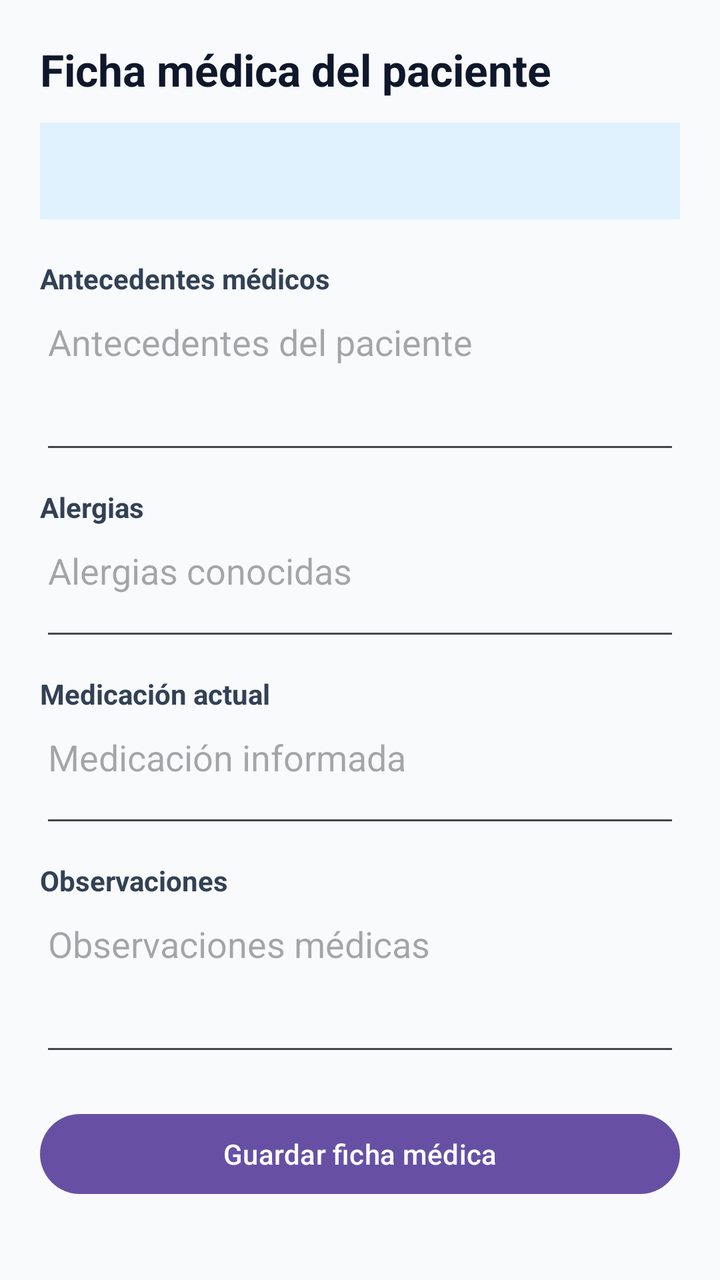
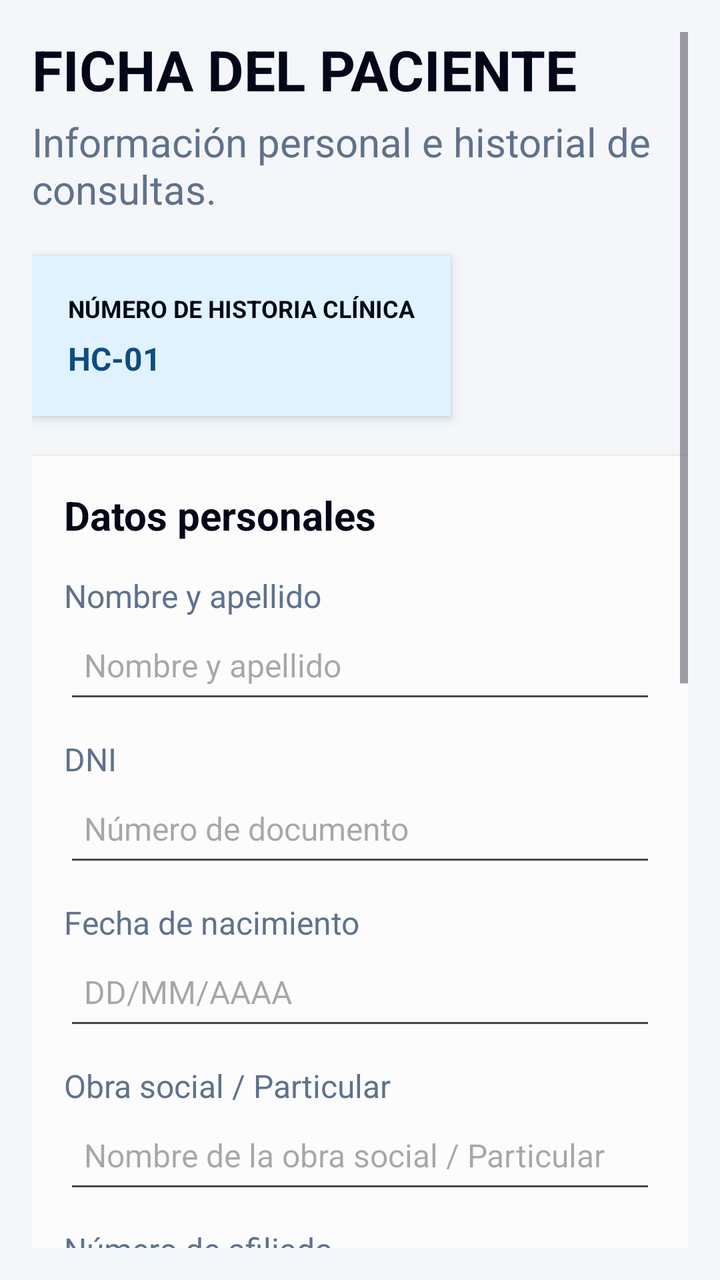

Screens rendered from an Android XML layout before and after an edit, with the pre-edit source and the edit as a unified diff.
<!-- AndroidManifest.xml: application theme Theme.ClinicaSePrice -->
<!-- res/layout/activity_ficha_medica.xml -->
<?xml version="1.0" encoding="utf-8"?>
<ScrollView xmlns:android="http://schemas.android.com/apk/res/android"
    android:layout_width="match_parent"
    android:layout_height="match_parent"
    android:background="#F8FAFC"
    android:fillViewport="true">

    <LinearLayout
        android:layout_width="match_parent"
        android:layout_height="wrap_content"
        android:orientation="vertical"
        android:padding="20dp">

        <TextView
            android:layout_width="match_parent"
            android:layout_height="wrap_content"
            android:text="Ficha médica del paciente"
            android:textColor="#0F172A"
            android:textSize="22sp"
            android:textStyle="bold" />

        <TextView
            android:id="@+id/tvDatosPacienteFicha"
            android:layout_width="match_parent"
            android:layout_height="wrap_content"
            android:layout_marginTop="12dp"
            android:background="#E0F2FE"
            android:padding="14dp"
            android:textColor="#1E293B"
            android:textSize="15sp" />

        <TextView
            android:layout_width="match_parent"
            android:layout_height="wrap_content"
            android:layout_marginTop="20dp"
            android:text="Antecedentes médicos"
            android:textColor="#334155"
            android:textStyle="bold" />

        <EditText
            android:id="@+id/etAntecedentes"
            android:layout_width="match_parent"
            android:layout_height="wrap_content"
            android:hint="Antecedentes del paciente"
            android:gravity="top"
            android:inputType="textMultiLine"
            android:minLines="3" />

        <TextView
            android:layout_width="match_parent"
            android:layout_height="wrap_content"
            android:layout_marginTop="12dp"
            android:text="Alergias"
            android:textColor="#334155"
            android:textStyle="bold" />

        <EditText
            android:id="@+id/etAlergias"
            android:layout_width="match_parent"
            android:layout_height="wrap_content"
            android:hint="Alergias conocidas"
            android:gravity="top"
            android:inputType="textMultiLine"
            android:minLines="2" />

        <TextView
            android:layout_width="match_parent"
            android:layout_height="wrap_content"
            android:layout_marginTop="12dp"
            android:text="Medicación actual"
            android:textColor="#334155"
            android:textStyle="bold" />

        <EditText
            android:id="@+id/etMedicacion"
            android:layout_width="match_parent"
            android:layout_height="wrap_content"
            android:hint="Medicación informada"
            android:gravity="top"
            android:inputType="textMultiLine"
            android:minLines="2" />

        <TextView
            android:layout_width="match_parent"
            android:layout_height="wrap_content"
            android:layout_marginTop="12dp"
            android:text="Observaciones"
            android:textColor="#334155"
            android:textStyle="bold" />

        <EditText
            android:id="@+id/etObservaciones"
            android:layout_width="match_parent"
            android:layout_height="wrap_content"
            android:hint="Observaciones médicas"
            android:gravity="top"
            android:inputType="textMultiLine"
            android:minLines="3" />

        <Button
            android:id="@+id/btnGuardarFicha"
            android:layout_width="match_parent"
            android:layout_height="wrap_content"
            android:layout_marginTop="20dp"
            android:text="Guardar ficha médica"
            android:textAllCaps="false" />

    </LinearLayout>
</ScrollView>
<!-- resources referenced by this layout -->
<resources>
  <style name="Theme.ClinicaSePrice" parent="Base.Theme.ClinicaSePrice" />
  <style name="Base.Theme.ClinicaSePrice" parent="Theme.Material3.DayNight.NoActionBar">
          
          
      </style>
</resources>

<!-- the commit's change to res/layout/activity_ficha_medica.xml (unified diff, before → after) -->
@@ -2,108 +2,336 @@
 <ScrollView xmlns:android="http://schemas.android.com/apk/res/android"
     android:layout_width="match_parent"
     android:layout_height="match_parent"
-    android:background="#F8FAFC"
-    android:fillViewport="true">
+    xmlns:tools="http://schemas.android.com/tools"
+    android:background="#F4F6F9"
+    android:fillViewport="true"
+    android:padding="16dp">
 
     <LinearLayout
         android:layout_width="match_parent"
         android:layout_height="wrap_content"
-        android:orientation="vertical"
-        android:padding="20dp">
-
+        android:orientation="vertical">
+
+        
         <TextView
-            android:layout_width="match_parent"
-            android:layout_height="wrap_content"
-            android:text="Ficha médica del paciente"
-            android:textColor="#0F172A"
-            android:textSize="22sp"
-            android:textStyle="bold" />
+            android:id="@+id/tvTituloFicha"
+            android:layout_width="match_parent"
+            android:layout_height="wrap_content"
+            android:text="Ficha del paciente"
+            style="@style/Title"
+            android:gravity="start"/>
 
         <TextView
-            android:id="@+id/tvDatosPacienteFicha"
-            android:layout_width="match_parent"
-            android:layout_height="wrap_content"
-            android:layout_marginTop="12dp"
-            android:background="#E0F2FE"
-            android:padding="14dp"
-            android:textColor="#1E293B"
-            android:textSize="15sp" />
-
-        <TextView
-            android:layout_width="match_parent"
-            android:layout_height="wrap_content"
-            android:layout_marginTop="20dp"
-            android:text="Antecedentes médicos"
-            android:textColor="#334155"
-            android:textStyle="bold" />
-
-        <EditText
-            android:id="@+id/etAntecedentes"
-            android:layout_width="match_parent"
-            android:layout_height="wrap_content"
-            android:hint="Antecedentes del paciente"
-            android:gravity="top"
-            android:inputType="textMultiLine"
-            android:minLines="3" />
-
-        <TextView
-            android:layout_width="match_parent"
-            android:layout_height="wrap_content"
-            android:layout_marginTop="12dp"
-            android:text="Alergias"
-            android:textColor="#334155"
-            android:textStyle="bold" />
-
-        <EditText
-            android:id="@+id/etAlergias"
-            android:layout_width="match_parent"
-            android:layout_height="wrap_content"
-            android:hint="Alergias conocidas"
-            android:gravity="top"
-            android:inputType="textMultiLine"
-            android:minLines="2" />
-
-        <TextView
-            android:layout_width="match_parent"
-            android:layout_height="wrap_content"
-            android:layout_marginTop="12dp"
-            android:text="Medicación actual"
-            android:textColor="#334155"
-            android:textStyle="bold" />
-
-        <EditText
-            android:id="@+id/etMedicacion"
-            android:layout_width="match_parent"
-            android:layout_height="wrap_content"
-            android:hint="Medicación informada"
-            android:gravity="top"
-            android:inputType="textMultiLine"
-            android:minLines="2" />
-
-        <TextView
-            android:layout_width="match_parent"
-            android:layout_height="wrap_content"
-            android:layout_marginTop="12dp"
-            android:text="Observaciones"
-            android:textColor="#334155"
-            android:textStyle="bold" />
-
-        <EditText
-            android:id="@+id/etObservaciones"
-            android:layout_width="match_parent"
-            android:layout_height="wrap_content"
-            android:hint="Observaciones médicas"
-            android:gravity="top"
-            android:inputType="textMultiLine"
-            android:minLines="3" />
-
+            android:id="@+id/tvSubtituloFicha"
+            android:layout_width="match_parent"
+            android:layout_height="wrap_content"
+            android:layout_marginTop="4dp"
+            android:layout_marginBottom="20dp"
+            android:text="Información personal e historial de consultas."
+            style="@style/Subtitle" />
+
+        
+        <LinearLayout
+            android:layout_width="wrap_content"
+            android:layout_height="wrap_content"
+            android:layout_marginBottom="20dp"
+            android:background="@color/blur"
+            android:elevation="3dp"
+            android:orientation="vertical"
+            android:padding="18dp">
+
+            <TextView
+                android:layout_width="match_parent"
+                android:layout_height="wrap_content"
+                android:text="NÚMERO DE HISTORIA CLÍNICA"
+                android:textColor="@color/black"
+                android:textSize="@dimen/text_small"
+                android:textStyle="bold" />
+
+            <TextView
+                android:id="@+id/tvNumeroHistoriaClinica"
+                android:layout_width="match_parent"
+                android:layout_height="wrap_content"
+                android:layout_marginTop="6dp"
+                android:text="HC-01"
+                android:textColor="@color/primary"
+                android:textSize="@dimen/text_body"
+                android:textStyle="bold" />
+
+        </LinearLayout>
+
+        
+        <LinearLayout
+            android:layout_width="match_parent"
+            android:layout_height="wrap_content"
+            android:layout_marginBottom="20dp"
+            android:background="@color/white"
+            android:elevation="2dp"
+            android:orientation="vertical"
+            android:padding="@dimen/spacing_m">
+
+            <TextView
+                android:layout_width="match_parent"
+                android:layout_height="wrap_content"
+                android:layout_marginBottom="16dp"
+                android:text="Datos personales"
+                android:textColor="@color/black"
+                android:textSize="20sp"
+                android:textStyle="bold" />
+
+            
+            <TextView
+                android:layout_width="match_parent"
+                android:layout_height="wrap_content"
+                android:text="Nombre y apellido"
+                android:textColor="@color/shadow"
+                android:textSize="@dimen/text_body" />
+
+            <EditText
+                android:id="@+id/etNombreCompleto"
+                android:layout_width="match_parent"
+                android:layout_height="wrap_content"
+                android:layout_marginBottom="12dp"
+                android:hint="Nombre y apellido"
+                android:inputType="textPersonName|textCapWords"
+                android:minHeight="48dp"
+                android:padding="10dp"
+                android:singleLine="true"
+                android:textColor="@color/black"
+                android:textSize="@dimen/text_body" />
+
+            
+            <TextView
+                android:layout_width="match_parent"
+                android:layout_height="wrap_content"
+                android:text="DNI"
+                android:textColor="@color/shadow"
+                android:textSize="@dimen/text_body" />
+
+            <EditText
+                android:id="@+id/etDni"
+                android:layout_width="match_parent"
+                android:layout_height="wrap_content"
+                android:layout_marginBottom="12dp"
+                android:hint="Número de documento"
+                android:inputType="number"
+                android:minHeight="48dp"
+                android:padding="10dp"
+                android:singleLine="true"
+                android:textColor="@color/black"
+                android:textSize="@dimen/text_body" />
+
+            
+            <TextView
+                android:layout_width="match_parent"
+                android:layout_height="wrap_content"
+                android:text="Fecha de nacimiento"
+                android:textColor="@color/shadow"
+                android:textSize="@dimen/text_body" />
+
+            <EditText
+                android:id="@+id/etFechaNacimiento"
+                android:layout_width="match_parent"
+                android:layout_height="wrap_content"
+                android:layout_marginBottom="12dp"
+                android:hint="DD/MM/AAAA"
+                android:inputType="date"
+                android:minHeight="48dp"
+                android:padding="10dp"
+                android:singleLine="true"
+                android:textColor="@color/black"
+                android:textSize="@dimen/text_body" />
+
+            
+            <TextView
+                android:layout_width="match_parent"
+                android:layout_height="wrap_content"
+                android:text="Obra social / Particular"
+                android:textColor="@color/shadow"
+                android:textSize="@dimen/text_body" />
+
+            <EditText
+                android:id="@+id/etObraSocial"
+                android:layout_width="match_parent"
+                android:layout_height="wrap_content"
+                android:layout_marginBottom="12dp"
+                android:hint="Nombre de la obra social / Particular"
+                android:inputType="textCapWords"
+                android:minHeight="48dp"
+                android:padding="10dp"
+                android:singleLine="true"
+                android:textColor="@color/black"
+                android:textSize="@dimen/text_body" />
+
+            
+            <TextView
+                android:layout_width="match_parent"
+                android:layout_height="wrap_content"
+                android:text="Número de afiliado"
+                android:textColor="@color/shadow"
+                android:textSize="@dimen/text_body" />
+
+            <EditText
+                android:id="@+id/etNumeroObraSocial"
+                android:layout_width="match_parent"
+                android:layout_height="wrap_content"
+                android:hint="Número de afiliado"
+                android:inputType="text"
+                android:minHeight="48dp"
+                android:padding="10dp"
+                android:singleLine="true"
+                android:textColor="@color/black"
+                android:textSize="@dimen/text_body" />
+
+            
+            <TextView
+                android:layout_width="match_parent"
+                android:layout_height="wrap_content"
+                android:text="Correo electrónico"
+                android:textColor="@color/shadow"
+                android:textSize="@dimen/text_body" />
+
+            <EditText
+                android:id="@+id/etEmail"
+                android:layout_width="match_parent"
+                android:layout_height="wrap_content"
+                android:layout_marginBottom="12dp"
+                android:hint="correo@ejemplo.com"
+                android:inputType="textEmailAddress"
+                android:minHeight="48dp"
+                android:padding="10dp"
+                android:singleLine="true"
+                android:textColor="@color/black"
+                android:textSize="@dimen/text_body" />
+
+            
+            <TextView
+                android:layout_width="match_parent"
+                android:layout_height="wrap_content"
+                android:text="Teléfono"
+                android:textColor="@color/shadow"
+                android:textSize="@dimen/text_body" />
+
+            <EditText
+                android:id="@+id/etTelefono"
+                android:layout_width="match_parent"
+                android:layout_height="wrap_content"
+                android:layout_marginBottom="12dp"
+                android:hint="Número de teléfono"
+                android:inputType="phone"
+                android:minHeight="48dp"
+                android:padding="10dp"
+                android:singleLine="true"
+                android:textColor="@color/black"
+                android:textSize="@dimen/text_body" />
+
+            
+            <TextView
+                android:layout_width="match_parent"
+                android:layout_height="wrap_content"
+                android:text="Domicilio"
+                android:textColor="@color/shadow"
+                android:textSize="@dimen/text_body" />
+
+            <EditText
+                android:id="@+id/etDomicilio"
+                android:layout_width="match_parent"
+                android:layout_height="wrap_content"
+                android:layout_marginBottom="12dp"
+                android:hint="Calle, número, localidad"
+                android:inputType="textPostalAddress|textCapSentences"
+                android:minHeight="48dp"
+                android:padding="10dp"
+                android:textColor="@color/black"
+                android:textSize="@dimen/text_body" />
+
+
+        </LinearLayout>
+
+        
+        <LinearLayout
+            android:layout_width="match_parent"
+            android:layout_height="wrap_content"
+            android:layout_marginBottom="20dp"
+            android:background="@color/white"
+            android:elevation="2dp"
+            android:orientation="vertical"
+            android:padding="@dimen/spacing_m">
+
+            <TextView
+                android:id="@+id/tvTituloTurnos"
+                android:layout_width="match_parent"
+                android:layout_height="wrap_content"
+                android:text="Turnos programados"
+                android:textColor="#202A44"
+                android:textSize="20sp"
+                android:textStyle="bold" />
+
+            <TextView
+                android:layout_width="match_parent"
+                android:layout_height="wrap_content"
+                android:layout_marginTop="4dp"
+                android:layout_marginBottom="12dp"
+                android:text="Listado de turnos asociados al paciente."
+                android:textColor="#687386"
+                android:textSize="14sp" />
+
+            
+            <TextView
+                android:id="@+id/tvSinTurnos"
+                android:layout_width="match_parent"
+                android:layout_height="wrap_content"
+                android:gravity="center"
+                android:padding="20dp"
+                android:text="Este paciente no tiene turnos programados."
+                android:textColor="#687386"
+                android:textSize="14sp"
+                android:visibility="gone" />
+
+            
+            <androidx.recyclerview.widget.RecyclerView
+                android:id="@+id/rvTurnosPaciente"
+                android:layout_width="match_parent"
+                android:layout_height="wrap_content"
+                android:nestedScrollingEnabled="false" />
+
+        </LinearLayout>
+
+        
         <Button
-            android:id="@+id/btnGuardarFicha"
-            android:layout_width="match_parent"
-            android:layout_height="wrap_content"
-            android:layout_marginTop="20dp"
-            android:text="Guardar ficha médica"
-            android:textAllCaps="false" />
+            android:id="@+id/btnModificar"
+            style="@style/ButtonPrimary"
+            android:layout_width="match_parent"
+            android:layout_height="wrap_content"
+            android:layout_marginBottom="10dp"
+            android:text="Modificar ficha" />
+
+        <Button
+            android:id="@+id/btnVolver"
+            style="@style/ButtonSecondary"
+            android:layout_width="match_parent"
+            android:layout_height="wrap_content"
+            android:layout_marginBottom="10dp"
+            android:text="Volver al consultorio" />
+
+        <Button
+            android:id="@+id/btnGuardar"
+            style="@style/ButtonPrimary"
+            android:layout_width="match_parent"
+            android:layout_height="wrap_content"
+            android:layout_marginBottom="10dp"
+            android:visibility="gone"
+            android:text="Guardar" />
+
+        <Button
+            android:id="@+id/btnCancelar"
+            style="@style/ButtonSecondary"
+            android:layout_width="match_parent"
+            android:layout_height="wrap_content"
+            android:layout_marginBottom="10dp"
+            android:visibility="gone"
+            android:text="Cancelar" />
 
     </LinearLayout>
+
 </ScrollView>
<!-- resource entries referenced after the edit -->
@@ -1,9 +1,85 @@
 <!-- resources referenced by this layout -->
 <resources>
+  <color name="black">#020818</color>
+  <color name="blur">#E0F2FE</color>
+  <color name="primary">#0F4C81</color>
+  <color name="shadow">#5f728c</color>
+  <color name="white">#FCFCFC</color>
+  <dimen name="spacing_m">16dp</dimen>
+  <dimen name="text_body">16sp</dimen>
+  <dimen name="text_small">12sp</dimen>
+  <style name="ButtonPrimary">
+          <item name="android:layout_width">match_parent</item>
+          <item name="android:layout_height">wrap_content</item>
+  
+          <item name="background">@drawable/bg_button_primary</item>
+          <item name="android:textSize">@dimen/text_button</item>
+          <item name="android:textStyle">bold</item>
+          <item name="android:textColor">@color/white</item>
+          <item name="android:backgroundTint">@color/primary</item>
+  
+          <item name="android:gravity">center</item>
+          <item name="android:padding">@dimen/spacing_xs</item>
+  
+      </style>
+  <style name="ButtonSecondary">
+          <item name="android:layout_width">match_parent</item>
+          <item name="android:layout_height">wrap_content</item>
+  
+          <item name="background">@drawable/bg_button_secondary</item>
+          <item name="android:textSize">@dimen/text_button</item>
+          <item name="android:textStyle">bold</item>
+          <item name="android:textColor">@color/primary</item>
+          <item name="android:backgroundTint">@color/white</item>
+  
+          <item name="android:gravity">center</item>
+          <item name="android:padding">@dimen/spacing_xs</item>
+  
+      </style>
+  <style name="Subtitle">
+          <item name="android:textColor">@color/shadow</item>
+          <item name="android:textSize">@dimen/text_subtitle</item>
+      </style>
+  <style name="Title">
+          <item name="android:textColor">@color/black</item>
+          <item name="android:textSize">@dimen/text_title</item>
+          <item name="textAllCaps">true</item>
+          <item name="android:textStyle">bold</item>
+          <item name="android:gravity">center</item>
+      </style>
   <style name="Theme.ClinicaSePrice" parent="Base.Theme.ClinicaSePrice" />
+  <!-- drawable bg_button_primary (drawable) -->
+  <?xml version="1.0" encoding="utf-8"?>
+  <shape xmlns:android="http://schemas.android.com/apk/res/android"
+      android:shape="rectangle">
+  
+      <solid android:color="@color/primary" />
+  
+      <corners android:radius="@dimen/radius_button" />
+  
+  </shape>
+  <dimen name="text_button">16sp</dimen>
+  <dimen name="spacing_xs">8dp</dimen>
+  <!-- drawable bg_button_secondary (drawable) -->
+  <?xml version="1.0" encoding="utf-8"?>
+  <shape xmlns:android="http://schemas.android.com/apk/res/android"
+      android:shape="rectangle">
+  
+      <solid android:color="@android:color/transparent" />
+  
+      <stroke
+          android:width="2dp"
+          android:color="@color/primary" />
+  
+      <corners android:radius="12dp" />
+  
+  </shape>
+  <dimen name="text_subtitle">20sp</dimen>
+  <dimen name="text_title">28sp</dimen>
   <style name="Base.Theme.ClinicaSePrice" parent="Theme.Material3.DayNight.NoActionBar">
           
           
       </style>
+  <dimen name="radius_button">8dp</dimen>
 </resources>
 
